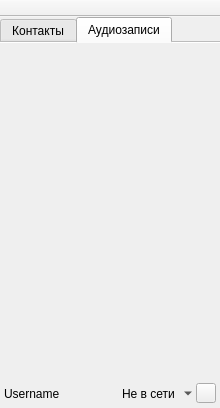
Before: the Qt Designer form mainwindow.ui in yzubchenko/VKReplica, drawn with Qt 5.
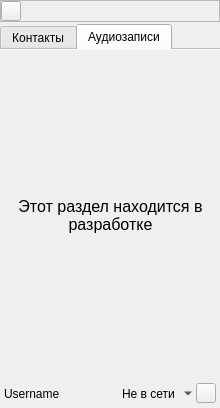
After: the same form once the commit is applied. The open tabs and pages were chosen to show the change. Icons and pictures are not drawn.

Commit message: +message audio notification; +online status in tab; +contacts visibility switcher;

What changed in the file:
```diff
--- a/mainwindow.ui
+++ b/mainwindow.ui
@@ -19,7 +19,7 @@
   <widget class="QWidget" name="centralWidget">
    <layout class="QVBoxLayout" name="verticalLayout">
     <property name="spacing">
-     <number>0</number>
+     <number>2</number>
     </property>
     <property name="leftMargin">
      <number>0</number>
@@ -33,6 +33,87 @@
     <property name="bottomMargin">
      <number>0</number>
     </property>
+    <item>
+     <widget class="QFrame" name="frame">
+      <property name="frameShape">
+       <enum>QFrame::StyledPanel</enum>
+      </property>
+      <property name="frameShadow">
+       <enum>QFrame::Raised</enum>
+      </property>
+      <layout class="QHBoxLayout" name="horizontalLayout_2">
+       <property name="spacing">
+        <number>0</number>
+       </property>
+       <property name="leftMargin">
+        <number>0</number>
+       </property>
+       <property name="topMargin">
+        <number>0</number>
+       </property>
+       <property name="rightMargin">
+        <number>0</number>
+       </property>
+       <property name="bottomMargin">
+        <number>0</number>
+       </property>
+       <item>
+        <widget class="QPushButton" name="contactsVisibilityButton">
+         <property name="sizePolicy">
+          <sizepolicy hsizetype="Fixed" vsizetype="Fixed">
+           <horstretch>0</horstretch>
+           <verstretch>0</verstretch>
+          </sizepolicy>
+         </property>
+         <property name="minimumSize">
+          <size>
+           <width>20</width>
+           <height>20</height>
+          </size>
+         </property>
+         <property name="maximumSize">
+          <size>
+           <width>20</width>
+           <height>20</height>
+          </size>
+         </property>
+         <property name="toolTip">
+          <string>Показывать только тех, кто в сети</string>
+         </property>
+         <property name="styleSheet">
+          <string notr="true">background-image: url(:/main_window/resources/allVisible.png);</string>
+         </property>
+         <property name="text">
+          <string/>
+         </property>
+         <property name="icon">
+          <iconset resource="resources.qrc">
+           <normaloff>:/main_window/resources/allVisible.png</normaloff>:/main_window/resources/allVisible.png</iconset>
+         </property>
+         <property name="iconSize">
+          <size>
+           <width>18</width>
+           <height>18</height>
+          </size>
+         </property>
+        </widget>
+       </item>
+       <item>
+        <spacer name="horizontalSpacer_2">
+         <property name="orientation">
+          <enum>Qt::Horizontal</enum>
+         </property>
+         <property name="sizeHint" stdset="0">
+          <size>
+           <width>40</width>
+           <height>20</height>
+          </size>
+         </property>
+        </spacer>
+       </item>
+      </layout>
+     </widget>
+    </item>
     <item>
      <widget class="QTabWidget" name="tabWidget">
       <property name="autoFillBackground">
@@ -83,6 +164,30 @@
        <attribute name="title">
         <string>Аудиозаписи</string>
        </attribute>
+       <widget class="QLabel" name="label">
+        <property name="geometry">
+         <rect>
+          <x>10</x>
+          <y>10</y>
+          <width>201</width>
+          <height>311</height>
+         </rect>
+        </property>
+        <property name="font">
+         <font>
+          <pointsize>12</pointsize>
+         </font>
+        </property>
+        <property name="text">
+         <string>Этот раздел находится в разработке</string>
+        </property>
+        <property name="alignment">
+         <set>Qt::AlignCenter</set>
+        </property>
+        <property name="wordWrap">
+         <bool>true</bool>
+        </property>
+       </widget>
       </widget>
      </widget>
     </item>
@@ -197,27 +302,6 @@
     </item>
    </layout>
   </widget>
-  <widget class="QMenuBar" name="menuBar">
-   <property name="geometry">
-    <rect>
-     <x>0</x>
-     <y>0</y>
-     <width>220</width>
-     <height>21</height>
-    </rect>
-   </property>
-  </widget>
-  <widget class="QToolBar" name="mainToolBar">
-   <property name="movable">
-    <bool>false</bool>
-   </property>
-   <attribute name="toolBarArea">
-    <enum>TopToolBarArea</enum>
-   </attribute>
-   <attribute name="toolBarBreak">
-    <bool>false</bool>
-   </attribute>
-  </widget>
   <action name="offlineAction">
    <property name="icon">
     <iconset resource="resources.qrc">
```
Left out of the diff: 7 changed lines with no effect on the pictures. The commit also changes 12 other files.
